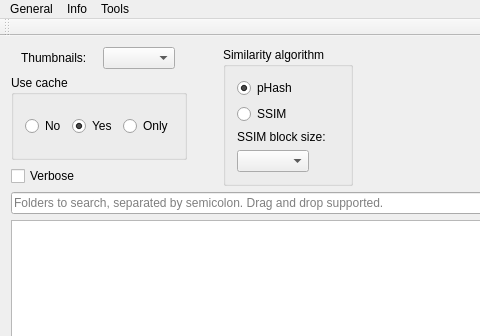
theophanemayaud/video-simili-duplicate-cleaner, file QtProject/app/mainwindow.ui: the form before one commit; both pictures show x 0 to 480 and y 0 to 336 of the 859 by 642 pixel window.
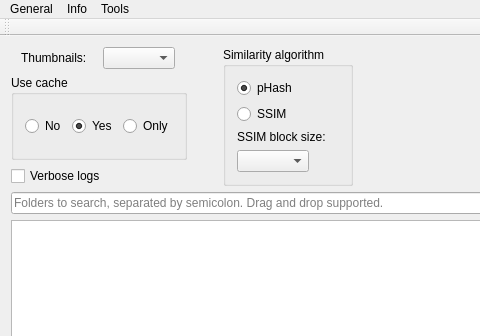
The form after the commit. Icons and pictures are not drawn.

Commit message: feat(verbose): verbose mode will now also log to files for better crash trace

Patch:
```diff
--- a/QtProject/app/mainwindow.ui
+++ b/QtProject/app/mainwindow.ui
@@ -132,7 +132,7 @@
            <locale language="English" country="UnitedStates"/>
           </property>
           <property name="text">
-           <string>Verbose</string>
+           <string>Verbose logs</string>
           </property>
          </widget>
         </item>
```
Left out of the diff: 18 changed lines with no effect on the pictures. The commit also changes 3 other files.
